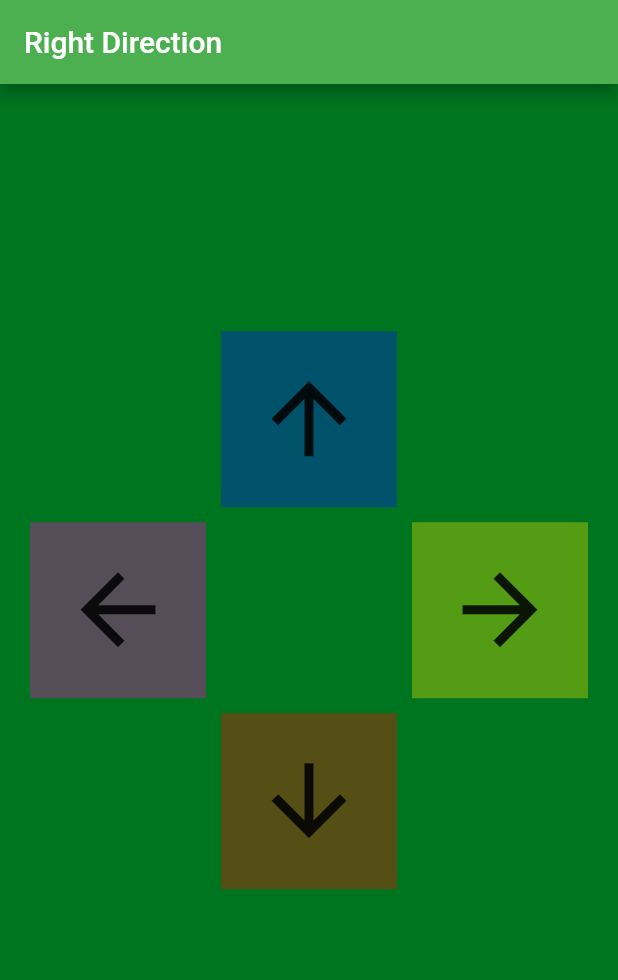
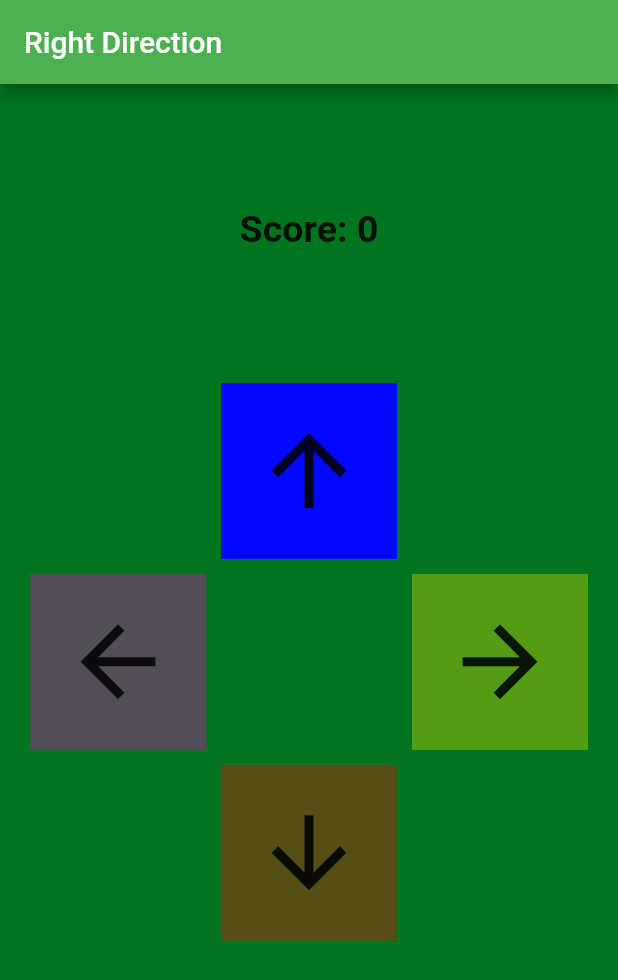
Before and after one commit to Jan-Gehbauer/Right_Direction, a Flutter app: the screen it shows after launch, on a phone screen of 412 x 824 dp. Shown: the top 980 px of the screen. Run offline on Flutter 3.47's test engine with Material 2 defaults, Android fonts, the phone set to English and light mode, and no system bars; our stand-ins replace sensors.

Commit message:
Basic program

```diff
--- a/lib/main.dart
+++ b/lib/main.dart
@@ -1,49 +1,46 @@
 import 'package:flutter/material.dart';
 import 'package:scoped_model/scoped_model.dart';
-import 'package:right_direction/model/SpiritLevelViewModel.dart';
 import 'package:right_direction/pages/GamePage.dart';
+import 'package:right_direction/model/GameLogic.dart';
 
 void main() {
+
+  WidgetsFlutterBinding.ensureInitialized();
 
   runApp(RightDirectionApp());
 }
 
 class RightDirectionApp extends StatefulWidget {
 
+  GameLogic gameLogic;
+
+  RightDirectionApp() {
+
+    gameLogic = GameLogic();
+  }
+
   @override
-  State<StatefulWidget> createState() => _RightDirectionAppState();
+  State<StatefulWidget> createState() => _RightDirectionAppState(gameLogic);
 }
 
 class _RightDirectionAppState extends State<RightDirectionApp> {
 
-  SpiritLevelViewModel model;
+  GameLogic gameLogic;
+
+  _RightDirectionAppState(this.gameLogic);
 
   @override
   Widget build(BuildContext context) {
 
-    return ScopedModel<SpiritLevelViewModel>(
-        model: model,
+    return ScopedModel<GameLogic>(
+        model: gameLogic,
         child: MaterialApp(
-          title: 'Right Direction',
-          theme: ThemeData(
-            primarySwatch: Colors.green
-          ),
-          home: GamePage()
+            title: 'Spirit Level',
+            theme: ThemeData(
+                primarySwatch: Colors.green
+            ),
+            home: GamePage()
         )
     );
   }
-
-  @override
-  void initState() {
-
-    super.initState();
-
-    model = SpiritLevelViewModel();
-  }
-
-  @override
-  void dispose() {
-
-    super.dispose();
-  }
 }
--- /dev/null
+++ b/lib/model/Direction.dart
@@ -0,0 +1,6 @@
+enum Direction {
+  up,
+  down,
+  right,
+  left
+}
--- /dev/null
+++ b/lib/model/GameLogic.dart
@@ -0,0 +1,111 @@
+import 'package:scoped_model/scoped_model.dart';
+import 'package:right_direction/model/SpiritLevelViewModel.dart';
+import 'dart:async';
+import 'dart:math';
+import 'package:right_direction/model/Direction.dart';
+
+class GameLogic extends Model {
+
+  int score;
+  Direction direction;
+  Timer timer;
+  SpiritLevelViewModel spiritLevelViewModel;
+
+  GameLogic() {
+
+    score = 0;
+
+    spiritLevelViewModel = SpiritLevelViewModel();
+    spiritLevelViewModel.gameLogic = this;
+
+    startTimeout(1000);
+  }
+
+  int counter = 0;
+
+  var timeout = const Duration(seconds: 3);
+  var ms = const Duration(milliseconds: 1);
+
+  startTimeout([int milliseconds]) {
+
+    var duration = milliseconds == null ? timeout : ms * milliseconds;
+    return new Timer(duration, roundTimedOut);
+  }
+
+  void movementDetected(Direction direction) {
+
+    if (direction == this.direction) {
+      score ++;
+
+      changeDirection();
+
+      if (counter < 10) {
+        startTimeout(1000);
+      } else {
+        return;
+      }
+    }
+  }
+
+  void roundTimedOut() {
+
+    changeDirection();
+
+    if (counter < 10) {
+      counter ++;
+
+      startTimeout(1000);
+    } else {
+      return;
+    }
+  }
+
+  void changeDirection() {
+
+    direction = newRndDir();
+
+    notifyListeners();
+  }
+
+  Direction newRndDir() {
+
+    Random rng = new Random();
+
+    int randomDirection = rng.nextInt(4);
+
+    switch (randomDirection) {
+      case 0:
+        if (direction != Direction.up) {
+          return Direction.up;
+        } else {
+          return newRndDir();
+        }
+
+        break;
+      case 1:
+        if (direction != Direction.right) {
+          return Direction.right;
+        } else {
+          return newRndDir();
+        }
+
+        break;
+      case 2:
+        if (direction != Direction.down) {
+          return Direction.down;
+        } else {
+          return newRndDir();
+        }
+
+        break;
+      case 3:
+        if (direction != Direction.left) {
+          return Direction.left;
+        } else {
+          return newRndDir();
+        }
+
+        break;
+    }
+  }
+}
--- a/lib/model/SpiritLevelViewModel.dart
+++ b/lib/model/SpiritLevelViewModel.dart
@@ -1,24 +1,37 @@
 import 'package:scoped_model/scoped_model.dart';
 import 'package:sensors/sensors.dart';
+import 'package:right_direction/model/GameLogic.dart';
+import 'package:right_direction/model/Direction.dart';
 
 class SpiritLevelViewModel extends Model {
 
   double xNorm;
   double yNorm;
-  double zNorm;
 
-  get xDegree => xNorm * 90;
-  get yDegree => yNorm * 90;
-  get zDegree => zNorm * 90;
+  GameLogic gameLogic;
 
   SpiritLevelViewModel() {
     accelerometerEvents.listen(
       (event) {
         xNorm = _norm(event.x);
         yNorm = _norm(event.y);
-        zNorm = _norm(event.z);
 
-        notifyListeners();
+        if (xNorm > 0.5) {
+          gameLogic.movementDetected(Direction.left);
+          print(xNorm);
+        }
+        else if (xNorm < -0.5) {
+          gameLogic.movementDetected(Direction.right);
+          print(xNorm);
+        }
+        else if (yNorm > 0.5) {
+          gameLogic.movementDetected(Direction.down);
+          print(yNorm);
+        }
+        else if (yNorm < -0.5) {
+          gameLogic.movementDetected(Direction.up);
+          print(yNorm);
+        }
       }
     );
   }
--- a/lib/pages/GamePage.dart
+++ b/lib/pages/GamePage.dart
@@ -1,8 +1,15 @@
 import 'package:flutter/material.dart';
 import 'package:scoped_model/scoped_model.dart';
-import 'package:right_direction/model/SpiritLevelViewModel.dart';
+import 'package:right_direction/model/GameLogic.dart';
+import 'package:right_direction/model/Direction.dart';
 
-class GamePage extends StatelessWidget {
+class GamePage extends StatefulWidget {
+
+  @override
+  State<StatefulWidget> createState() => _GamePageState();
+}
+
+class _GamePageState extends State<GamePage> {
 
   @override
   Widget build(BuildContext context) {
@@ -12,43 +19,74 @@ class GamePage extends StatelessWidget {
         appBar: AppBar(
           title: Text('Right Direction'),
         ),
-        body: ScopedModelDescendant<SpiritLevelViewModel>(
-          builder: (context, child, SpiritLevelViewModel model) =>
-            GridView.count(
+        body: ScopedModelDescendant<GameLogic>(
+            builder: (context, child, GameLogic gameLogic) =>
+                Column(
+                    mainAxisAlignment: MainAxisAlignment.spaceEvenly,
+                    crossAxisAlignment: CrossAxisAlignment.center,
+                    children: <Widget>[
+                      Container(
+                        padding: EdgeInsets.fromLTRB(0, MediaQuery.of(context).size.height / 10, 0, MediaQuery.of(context).size.height / 15),
+                        child: Text('Score: ${gameLogic.score}', style: TextStyle(fontWeight: FontWeight.bold, fontSize: 25),),
+                      ),
+                      Flexible(
+                          flex: 2,
+                          child: GridView.count(
                             primary: false,
-              padding: EdgeInsets.fromLTRB(20, MediaQuery.of(context).size.height / 5, 20, 20),
+                            padding: EdgeInsets.fromLTRB(20, MediaQuery.of(context).size.height / 25, 20, 20),
                             crossAxisSpacing: 10,
                             mainAxisSpacing: 10,
                             crossAxisCount: 3,
                             children: <Widget>[
                               Container(),
-                Container(
-                  padding: const EdgeInsets.all(8),
-                  child: const Icon(Icons.arrow_upward, size: 75,),
-                  color: Color(0x550008ff),
-                ),
+                              getArrowForDirection(Direction.up, gameLogic.direction), //arrowUp,
                               Container(),
-                Container(
-                  padding: const EdgeInsets.all(8),
-                  child: const Icon(Icons.arrow_forward, size: 75, textDirection: TextDirection.rtl,),
-                  color: Color(0x55ff00cc),
-                ),
+                              getArrowForDirection(Direction.left, gameLogic.direction),
                               Container(),
-                Container(
-                  padding: const EdgeInsets.all(8),
-                  child: const Icon(Icons.arrow_forward, size: 75,),
-                  color: Color(0x55ffea00),
-                ),
+                              getArrowForDirection(Direction.right, gameLogic.direction),
                               Container(),
-                Container(
-                  padding: const EdgeInsets.all(8),
-                  child: const Icon(Icons.arrow_downward, size: 75,),
-                  color: Color(0x55ff0000),
-                ),
+                              getArrowForDirection(Direction.down, gameLogic.direction),
                               Container(),
                             ],
                           )
                       )
+                    ]
+                )
+        )
     );
   }
+
+  Widget getArrowForDirection(Direction showDir, Direction direction) {
+
+    switch (showDir) {
+      case Direction.up:
+        return Container(
+          padding: const EdgeInsets.all(8),
+          child: const Icon(Icons.arrow_upward, size: 75,),
+          color: direction == showDir ? Color(0xff0008ff) : Color(0x550008ff),
+        );
+        break;
+      case Direction.down:
+        return Container(
+          padding: const EdgeInsets.all(8),
+          child: const Icon(Icons.arrow_downward, size: 75,),
+          color: direction == showDir ? Color(0xffff0000) : Color(0x55ff0000),
+        );
+        break;
+      case Direction.right:
+        return Container(
+          padding: const EdgeInsets.all(8),
+          child: const Icon(Icons.arrow_forward, size: 75,),
+          color: direction == showDir ? Color(0xffffea00) : Color(0x55ffea00),
+        );
+        break;
+      case Direction.left:
+        return Container(
+          padding: const EdgeInsets.all(8),
+          child: const Icon(Icons.arrow_forward, size: 75, textDirection: TextDirection.rtl,),
+          color: direction == showDir ? Color(0xffff00cc) : Color(0x55ff00cc),
+        );
+        break;
     }
+  }
+}
```
Lines whose indentation alone changed are shown as unchanged.
